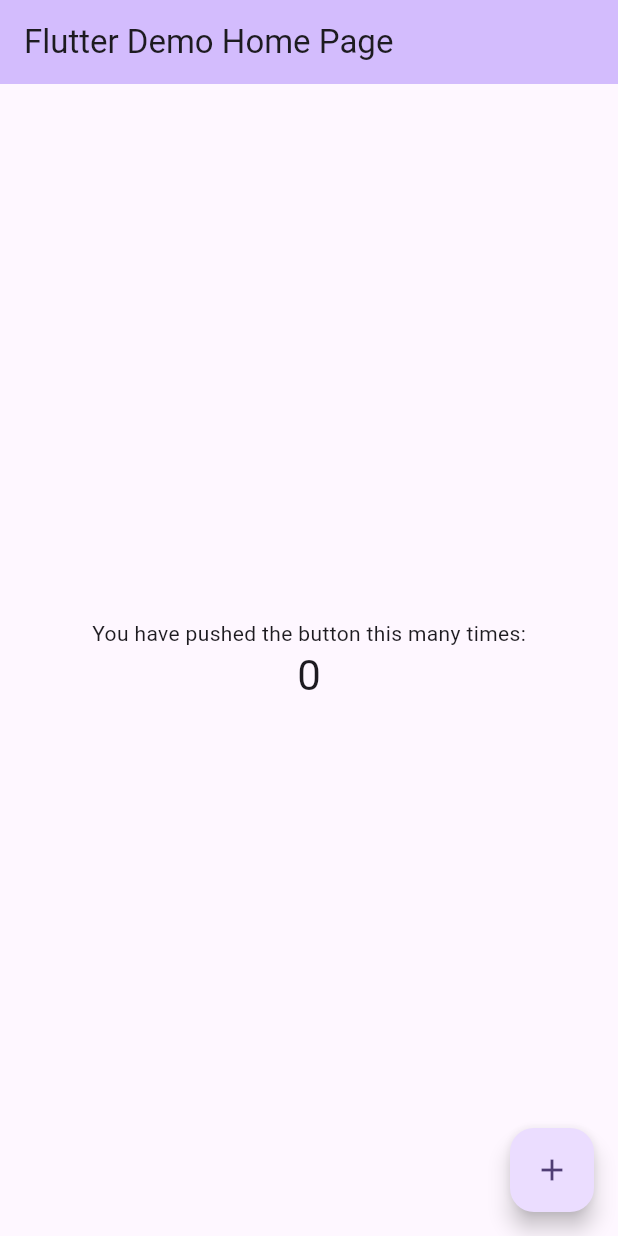
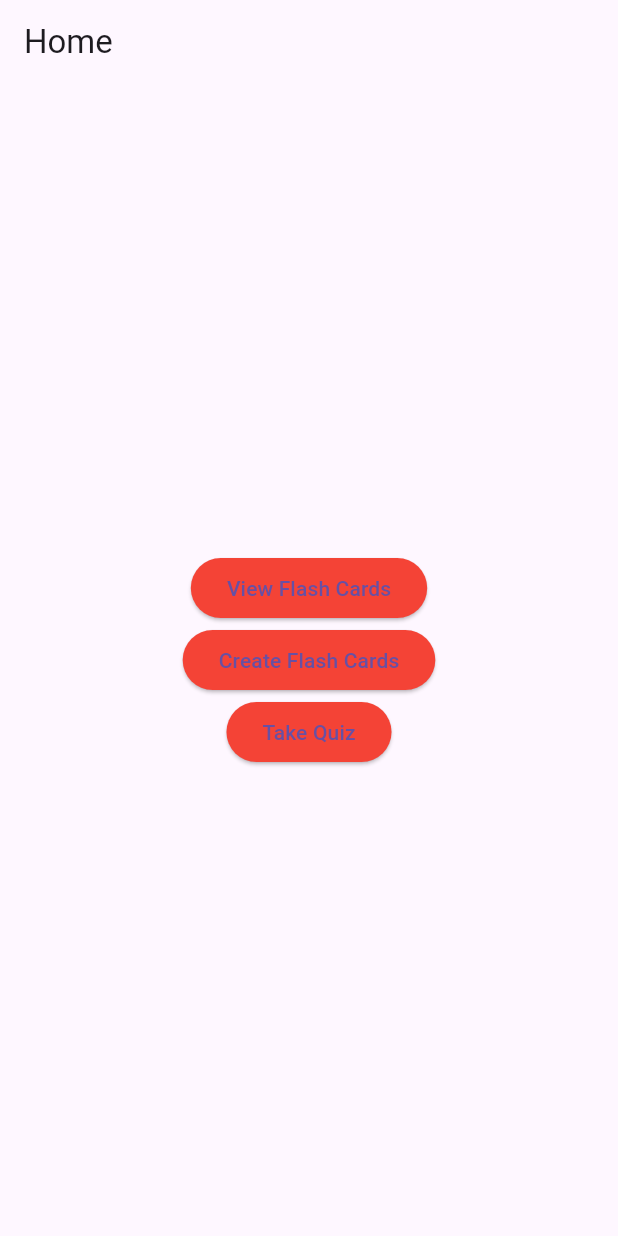
Before and after one commit to kanam23/MobileAppProject, a Flutter app: the screen it shows after launch, on a phone screen of 412 x 824 dp. Run offline on Flutter 3.47's test engine with Material 3 defaults, Android fonts, the phone set to English and light mode, and no system bars.

Commit message:
Home Screen and Screen paths
Implemented home screen with 3 buttons that lead to separate screens for the app

```diff
--- a/lib/main.dart
+++ b/lib/main.dart
@@ -1,125 +1,118 @@
 import 'package:flutter/material.dart';
 
-void main() {
-  runApp(const MyApp());
-}
+void main() => runApp(const FlashCardApp());
 
-class MyApp extends StatelessWidget {
-  const MyApp({super.key});
+class FlashCardApp extends StatelessWidget {
+  const FlashCardApp({super.key});
 
-  // This widget is the root of your application.
   @override
   Widget build(BuildContext context) {
     return MaterialApp(
-      title: 'Flutter Demo',
+      title: 'Flash Card App',
       theme: ThemeData(
-        // This is the theme of your application.
-        //
-        // TRY THIS: Try running your application with "flutter run". You'll see
-        // the application has a purple toolbar. Then, without quitting the app,
-        // try changing the seedColor in the colorScheme below to Colors.green
-        // and then invoke "hot reload" (save your changes or press the "hot
-        // reload" button in a Flutter-supported IDE, or press "r" if you used
-        // the command line to start the app).
-        //
-        // Notice that the counter didn't reset back to zero; the application
-        // state is not lost during the reload. To reset the state, use hot
-        // restart instead.
-        //
-        // This works for code too, not just values: Most code changes can be
-        // tested with just a hot reload.
-        colorScheme: ColorScheme.fromSeed(seedColor: Colors.deepPurple),
-        useMaterial3: true,
+        primarySwatch: Colors.blue,
       ),
-      home: const MyHomePage(title: 'Flutter Demo Home Page'),
+      home: const HomeScreen(),
+      routes: {
+        '/viewFlashCards': (context) => const ViewFlashCardsScreen(),
+        '/createFlashCards': (context) => const CreateFlashCardsScreen(),
+        '/takeQuiz': (context) => const TakeQuizScreen(),
+      },
     );
   }
 }
 
-class MyHomePage extends StatefulWidget {
-  const MyHomePage({super.key, required this.title});
-
-  // This widget is the home page of your application. It is stateful, meaning
-  // that it has a State object (defined below) that contains fields that affect
-  // how it looks.
-
-  // This class is the configuration for the state. It holds the values (in this
-  // case the title) provided by the parent (in this case the App widget) and
-  // used by the build method of the State. Fields in a Widget subclass are
-  // always marked "final".
-
-  final String title;
-
-  @override
-  State<MyHomePage> createState() => _MyHomePageState();
-}
-
-class _MyHomePageState extends State<MyHomePage> {
-  int _counter = 0;
-
-  void _incrementCounter() {
-    setState(() {
-      // This call to setState tells the Flutter framework that something has
-      // changed in this State, which causes it to rerun the build method below
-      // so that the display can reflect the updated values. If we changed
-      // _counter without calling setState(), then the build method would not be
-      // called again, and so nothing would appear to happen.
-      _counter++;
-    });
-  }
+class HomeScreen extends StatelessWidget {
+  const HomeScreen({super.key});
 
   @override
   Widget build(BuildContext context) {
-    // This method is rerun every time setState is called, for instance as done
-    // by the _incrementCounter method above.
-    //
-    // The Flutter framework has been optimized to make rerunning build methods
-    // fast, so that you can just rebuild anything that needs updating rather
-    // than having to individually change instances of widgets.
     return Scaffold(
       appBar: AppBar(
-        // TRY THIS: Try changing the color here to a specific color (to
-        // Colors.amber, perhaps?) and trigger a hot reload to see the AppBar
-        // change color while the other colors stay the same.
-        backgroundColor: Theme.of(context).colorScheme.inversePrimary,
-        // Here we take the value from the MyHomePage object that was created by
-        // the App.build method, and use it to set our appbar title.
-        title: Text(widget.title),
+        title: const Text('Home'),
       ),
       body: Center(
-        // Center is a layout widget. It takes a single child and positions it
-        // in the middle of the parent.
         child: Column(
-          // Column is also a layout widget. It takes a list of children and
-          // arranges them vertically. By default, it sizes itself to fit its
-          // children horizontally, and tries to be as tall as its parent.
-          //
-          // Column has various properties to control how it sizes itself and
-          // how it positions its children. Here we use mainAxisAlignment to
-          // center the children vertically; the main axis here is the vertical
-          // axis because Columns are vertical (the cross axis would be
-          // horizontal).
-          //
-          // TRY THIS: Invoke "debug painting" (choose the "Toggle Debug Paint"
-          // action in the IDE, or press "p" in the console), to see the
-          // wireframe for each widget.
           mainAxisAlignment: MainAxisAlignment.center,
           children: <Widget>[
-            const Text(
-              'You have pushed the button this many times:',
+            ElevatedButton(
+              onPressed: () {
+                Navigator.pushNamed(context, '/viewFlashCards');
+              },
+              style: ElevatedButton.styleFrom(
+                backgroundColor: Colors.red,
+              ),
+              child: const Text('View Flash Cards'),
             ),
-            Text(
-              '$_counter',
-              style: Theme.of(context).textTheme.headlineMedium,
+            ElevatedButton(
+              onPressed: () {
+                Navigator.pushNamed(context, '/createFlashCards');
+              },
+              style: ElevatedButton.styleFrom(
+                backgroundColor: Colors.red,
+              ),
+              child: const Text('Create Flash Cards'),
+            ),
+            ElevatedButton(
+              onPressed: () {
+                Navigator.pushNamed(context, '/takeQuiz');
+              },
+              style: ElevatedButton.styleFrom(
+                backgroundColor: Colors.red,
+              ),
+              child: const Text('Take Quiz'),
             ),
           ],
         ),
       ),
-      floatingActionButton: FloatingActionButton(
-        onPressed: _incrementCounter,
-        tooltip: 'Increment',
-        child: const Icon(Icons.add),
-      ), // This trailing comma makes auto-formatting nicer for build methods.
     );
   }
 }
+
+class ViewFlashCardsScreen extends StatelessWidget {
+  const ViewFlashCardsScreen({super.key});
+
+  @override
+  Widget build(BuildContext context) {
+    return Scaffold(
+      appBar: AppBar(
+        title: const Text('View Flash Cards'),
+      ),
+      body: const Center(
+        child: Text('Sample Screen for Viewing Flash Cards'),
+      ),
+    );
+  }
+}
+
+class CreateFlashCardsScreen extends StatelessWidget {
+  const CreateFlashCardsScreen({super.key});
+
+  @override
+  Widget build(BuildContext context) {
+    return Scaffold(
+      appBar: AppBar(
+        title: const Text('Create Flash Cards'),
+      ),
+      body: const Center(
+        child: Text('Sample Screen for Creating Flash Cards'),
+      ),
+    );
+  }
+}
+
+class TakeQuizScreen extends StatelessWidget {
+  const TakeQuizScreen({super.key});
+
+  @override
+  Widget build(BuildContext context) {
+    return Scaffold(
+      appBar: AppBar(
+        title: const Text('Take Quiz'),
+      ),
+      body: const Center(
+        child: Text('Sample Screen for Taking Quiz'),
+      ),
+    );
+  }
+}
```
Also changed, not shown: 1 other file.
